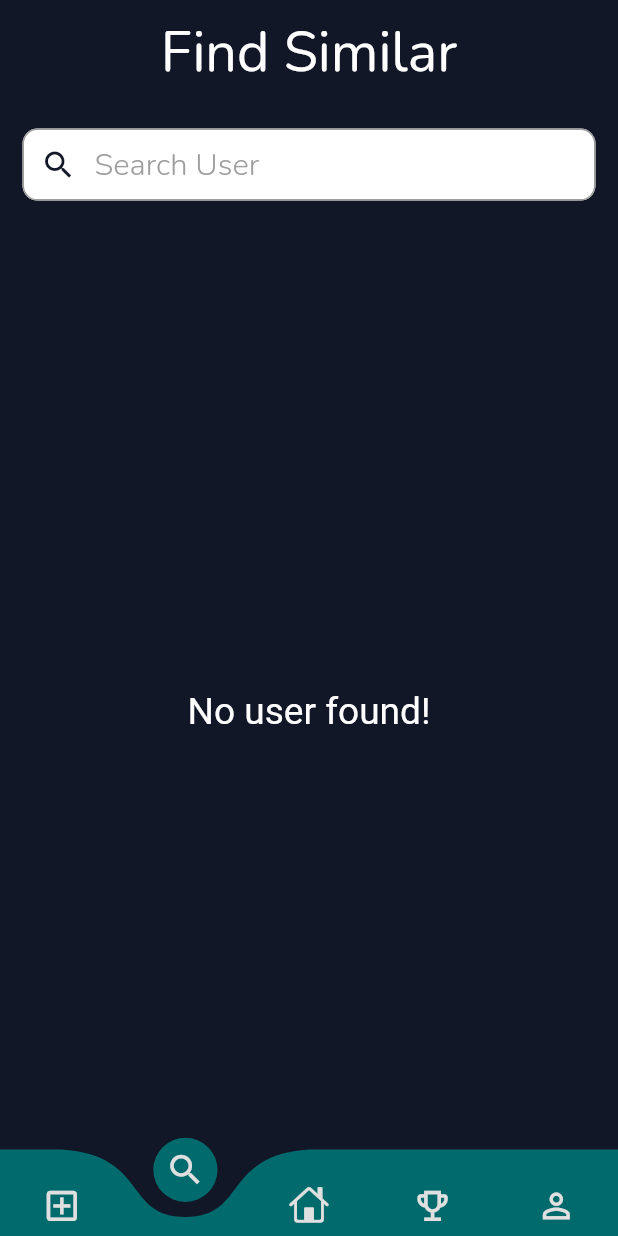
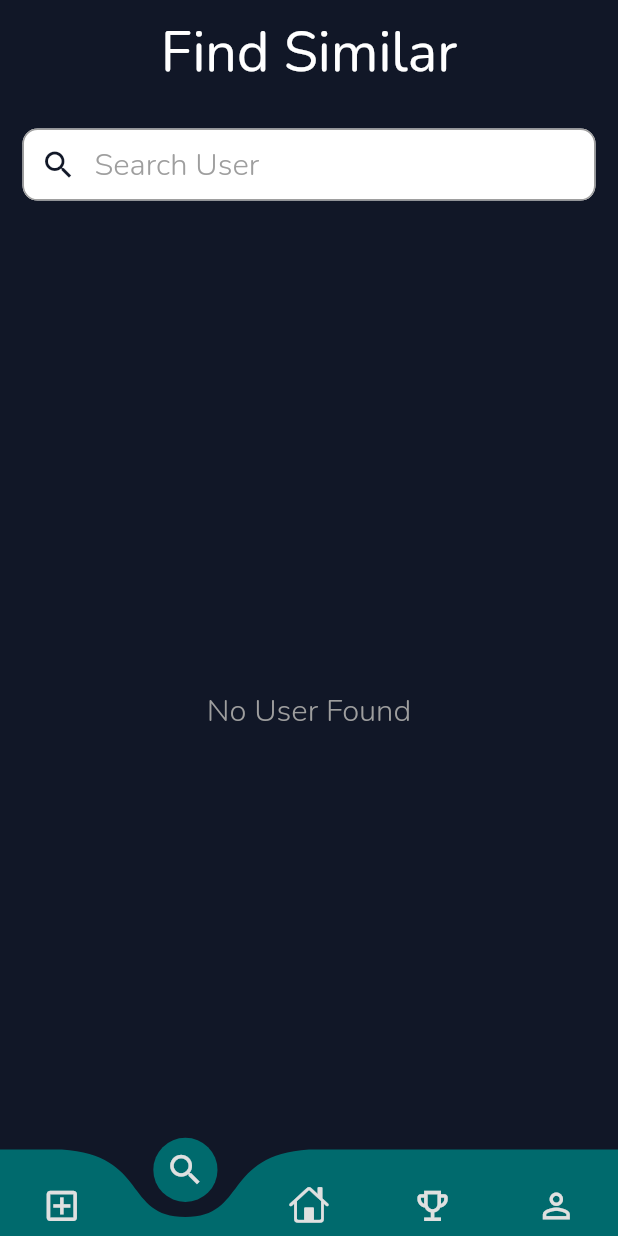
Before and after one commit to shubham1121/Coders-Arena, a Flutter app: the screen it shows once a user with an empty profile is signed in, item 2 of the bottom bar chosen, on a phone screen of 412 x 824 dp. Run offline on Flutter 3.47's test engine with Material 2 defaults, Android fonts, the phone set to English and light mode, and no system bars; drawn by our look-alikes of curved_navigation_bar; our stand-ins replace cached_network_image, dio, firebase_auth, firebase_core, firebase_storage, flutter_dotenv and 7 more; accounts and stored records are empty; network calls fail.

Commit message:
Update search_screen.dart

```diff
--- a/lib/view/screens/search/search_screen.dart
+++ b/lib/view/screens/search/search_screen.dart
@@ -95,10 +95,13 @@ class _SearchScreenState extends State<SearchScreen> {
                 child: userController.queryRes.isEmpty
                     ? Center(
                         child: Text(
-                          'No user found!',
-                          style: TextStyle(
-                            color: Colors.white,
-                            fontSize: displayWidth(context) * 0.06,
+                          'No User Found',
+                          style: GoogleFonts.nunito(
+                            textStyle: TextStyle(
+                              fontSize: displayWidth(context) * 0.05,
+                              fontWeight: FontWeight.w300,
+                              color: Colors.grey.shade500,
+                            ),
                           ),
                         ),
                       )
@@ -118,7 +121,6 @@ class _SearchScreenState extends State<SearchScreen> {
                                 uName = '$uName${initials[i]} ';
                               }
                             }
-
                             return Padding(
                               padding: const EdgeInsets.symmetric(
                                   horizontal: 0, vertical: 10),
```
